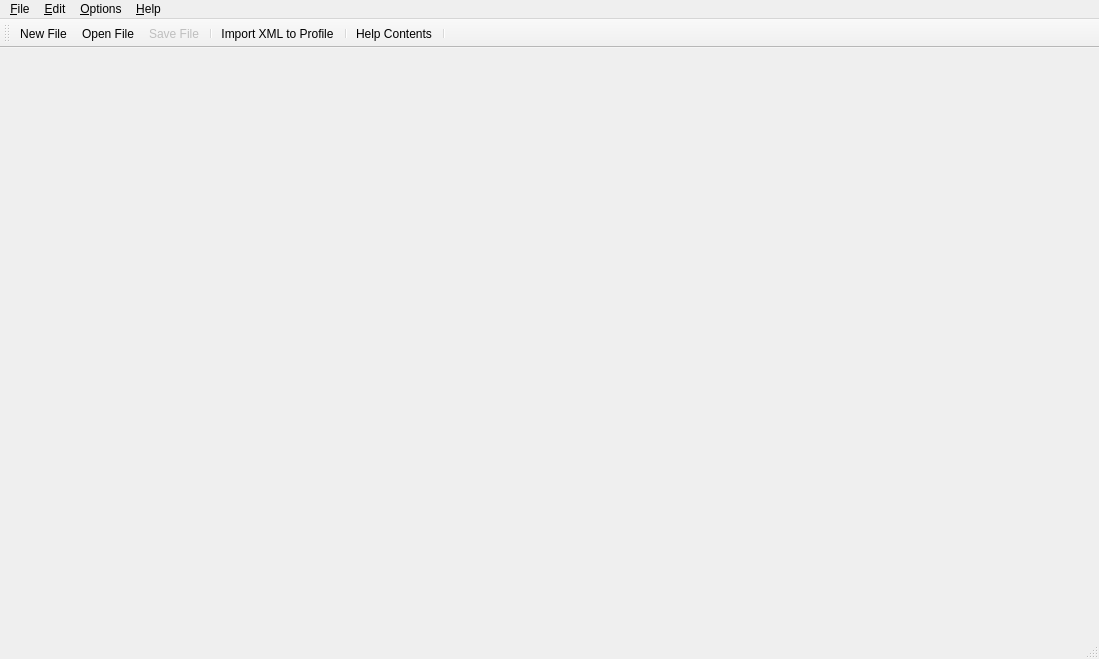
Before: the Qt Designer form mainwindow.ui in goblincoding/xmlmill, drawn with Qt 5.
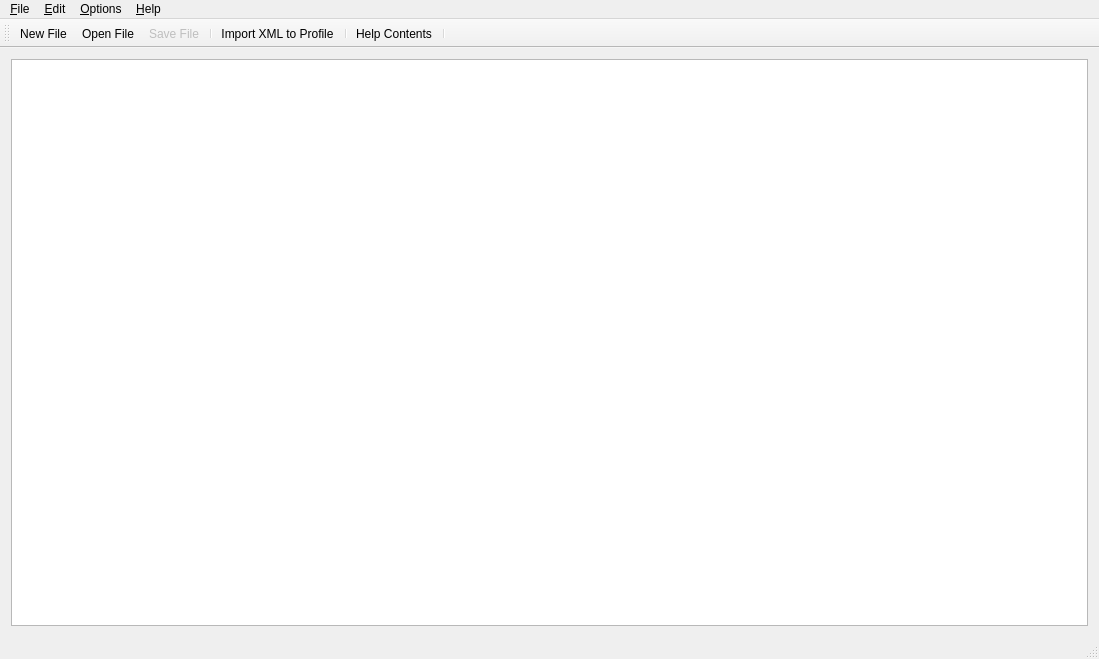
After: the same form once the commit is applied. Icons and pictures are not drawn.

What changed in the file:
```diff
--- a/mainwindow.ui
+++ b/mainwindow.ui
@@ -21,7 +21,11 @@
    <string notr="true"/>
   </property>
   <widget class="QWidget" name="centralWidget">
-   <layout class="QHBoxLayout" name="centralLayout"/>
+   <layout class="QHBoxLayout" name="centralLayout">
+    <item>
+     <widget class="QTreeView" name="treeView"/>
+    </item>
+   </layout>
   </widget>
   <widget class="QMenuBar" name="menuBar">
    <property name="geometry">
```
